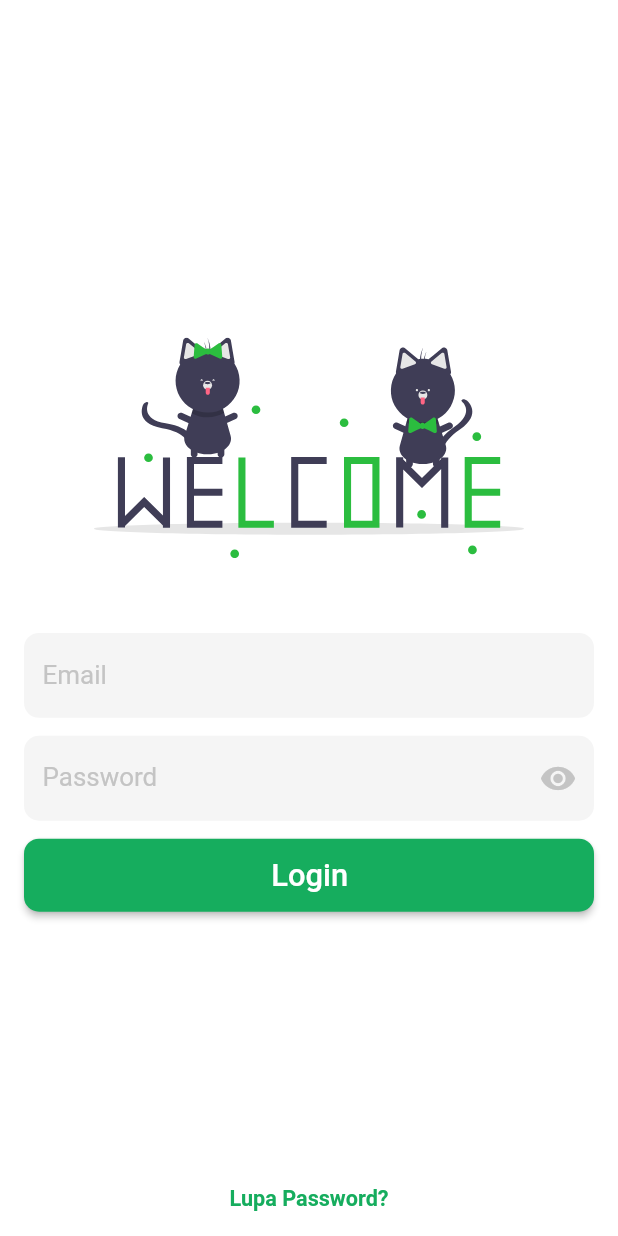
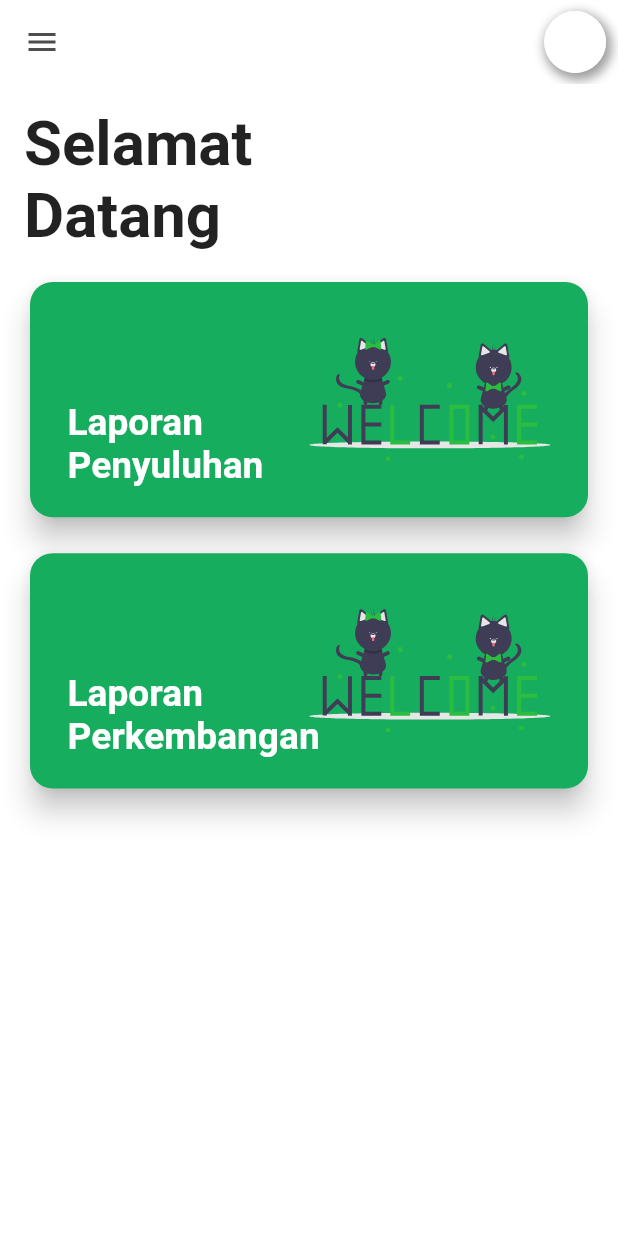
Before and after one commit to Muvazana/buruan_sae_mobile_apps, a Flutter app: the screen it shows after launch, on a phone screen of 412 x 824 dp. Run offline on Flutter 3.47's test engine with Material 2 defaults, Android fonts, the light colour scheme and no system bars; drawn by our look-alikes of flutter_platform_widgets, flutter_zoom_drawer; our stand-ins replace flutter_svg, shared_preferences.

Commit message:
Add Dashboard UI and Update Login UI

```diff
--- a/lib/main.dart
+++ b/lib/main.dart
@@ -1,3 +1,4 @@
+import 'package:buruan_sae_mobile_apps/screens/dashboard/dashboard.dart';
 import 'package:buruan_sae_mobile_apps/screens/login/login_screen.dart';
 import 'package:buruan_sae_mobile_apps/utils/const_color.dart';
 import 'package:buruan_sae_mobile_apps/utils/route_generator.dart';
@@ -17,6 +18,7 @@ class MyApp extends StatelessWidget {
       DeviceOrientation.portraitUp,
     ]);
     return MaterialApp(
+      debugShowCheckedModeBanner: false,
       title: 'Flutter Demo',
       theme: ThemeData(
         // primarySwatch: MaterialColor(kPrimaryColor.value, {
@@ -25,7 +27,7 @@ class MyApp extends StatelessWidget {
         primaryColor: kPrimaryColor,
         scaffoldBackgroundColor: Colors.white,
       ),
-      initialRoute: LoginScreen.routeName,
+      initialRoute: Dashboard.routeName,
       onGenerateRoute: RouteGenerator.generateRoute,
     );
   }
--- /dev/null
+++ b/lib/screens/dashboard/components/dashboard_home.dart
@@ -0,0 +1,193 @@
+import 'dart:io';
+
+import 'package:buruan_sae_mobile_apps/screens/dashboard/dashboard.dart';
+import 'package:buruan_sae_mobile_apps/screens/dashboard/screens/home_screen.dart';
+import 'package:buruan_sae_mobile_apps/utils/const_color.dart';
+import 'package:buruan_sae_mobile_apps/utils/constants.dart';
+import 'package:flutter/cupertino.dart';
+import 'package:flutter/material.dart';
+import 'package:provider/provider.dart';
+import 'package:flutter_platform_widgets/flutter_platform_widgets.dart';
+import 'package:flutter_svg/flutter_svg.dart';
+import 'package:flutter_zoom_drawer/flutter_zoom_drawer.dart';
+
+class DashboardHome extends StatefulWidget {
+  final Duration duration;
+  const DashboardHome(this.duration, {Key? key}) : super(key: key);
+  @override
+  _DashboardHomeState createState() => _DashboardHomeState();
+}
+
+class _DashboardHomeState extends State<DashboardHome>
+    with SingleTickerProviderStateMixin {
+  late AnimationController _animationController;
+
+  @override
+  void initState() {
+    super.initState();
+    _animationController =
+        AnimationController(vsync: this, duration: this.widget.duration);
+  }
+
+  @override
+  void dispose() {
+    super.dispose();
+    _animationController.dispose();
+  }
+
+  @override
+  Widget build(BuildContext context) {
+    final _size = MediaQuery.of(context).size;
+    final _currentPage =
+        context.select<MenuProvider, int>((provider) => provider.currentPage);
+    Widget container = Container(
+      alignment: Alignment.center,
+      color: Colors.white,
+      child: Text("${Dashboard.mainMenu[_currentPage].title}"),
+    );
+    switch (Dashboard.mainMenu[_currentPage].index) {
+      case 0:
+        container = HomeScreen.homeScreen(context);
+        break;
+    }
+    return ValueListenableBuilder<DrawerState>(
+      valueListenable: ZoomDrawer.of(context)!.stateNotifier!,
+      builder: (context, state, child) {
+        if (state == DrawerState.closed) _animationController.reverse();
+        return AbsorbPointer(
+          absorbing: state != DrawerState.closed,
+          child: child,
+        );
+      },
+      child: GestureDetector(
+        onPanUpdate: (details) {
+          if (details.delta.dx < 6) {
+            ZoomDrawer.of(context)!.toggle();
+          }
+        },
+        child: PlatformScaffold(
+          backgroundColor: Colors.white,
+          appBar: PlatformAppBar(
+            automaticallyImplyLeading: false,
+            material: (_, __) => MaterialAppBarData(
+                backgroundColor: Colors.white, elevation: 0, centerTitle: true),
+            // title: PlatformText(
+            //   Dashboard.mainMenu[_currentPage].title,
+            //   style: TextStyle(color: txtSecondColor),
+            // ),
+            leading: PlatformIconButton(
+              materialIcon: AnimatedIcon(
+                icon: AnimatedIcons.menu_close,
+                progress: _animationController,
+                color: txtSecondColor,
+              ),
+              onPressed: () {
+                ZoomDrawer.of(context)!.toggle();
+                print(ZoomDrawer.of(context)!.stateNotifier!.value);
+                ZoomDrawer.of(context)!.stateNotifier!.value ==
+                        DrawerState.opening
+                    ? _animationController.forward()
+                    : _animationController.reverse();
+              },
+            ),
+            trailingActions: [
+              Center(
+                child: Container(
+                  height: _size.height * 0.05,
+                  width: _size.height * 0.05,
+                  margin: EdgeInsets.only(right: 8),
+                  decoration: BoxDecoration(
+                    color: Colors.white,
+                    borderRadius: BorderRadius.all(Radius.circular(50)),
+                    boxShadow: [
+                      BoxShadow(
+                        color: Colors.grey.withOpacity(1),
+                        spreadRadius: 2,
+                        blurRadius: 5,
+                        offset: Offset(2, 3),
+                      ),
+                    ],
+                  ),
+                  child: CircleAvatar(
+                    // backgroundImage: this.widget.userImage,
+                    backgroundColor: Colors.white,
+                    child:
+                        // this.widget.userImage == null
+                        //     ? Icon(
+                        //         Icons.person,
+                        //         color: kPrimaryColor,
+                        //       )
+                        //     :
+                        Container(),
+                  ),
+                ),
+              )
+            ],
+          ),
+          body: Platform.isAndroid
+              ? container
+              : SafeArea(
+                  child: container,
+                ),
+        ),
+      ),
+    );
+    // return Scaffold(
+    //   appBar: AppBar(
+    //     backgroundColor: Colors.white,
+    //     elevation: 0,
+    //     leading: Center(
+    //       child: InkWell(
+    //         child: AnimatedIcon(
+    //           icon: AnimatedIcons.menu_close,
+    //           progress: _animationController,
+    //           color: txtSecondColor,
+    //         ),
+    //         onTap: () {
+    //           this.widget.drawerController.toggle!();
+    //           this.widget.drawerController.stateNotifier!.value ==
+    //                   DrawerState.opening
+    //               ? _animationController.forward()
+    //               : _animationController.reverse();
+    //         },
+    //       ),
+    //     ),
+    //     actions: [
+    //       Center(
+    //         child: Container(
+    //           height: _size.height * 0.05,
+    //           width: _size.height * 0.05,
+    //           margin: EdgeInsets.only(right: 8),
+    //           decoration: BoxDecoration(
+    //             color: Colors.white,
+    //             borderRadius: BorderRadius.all(Radius.circular(50)),
+    //             boxShadow: [
+    //               BoxShadow(
+    //                 color: Colors.grey.withOpacity(1),
+    //                 spreadRadius: 2,
+    //                 blurRadius: 5,
+    //                 offset: Offset(2, 3),
+    //               ),
+    //             ],
+    //           ),
+    //           child: CircleAvatar(
+    //             // backgroundImage: this.widget.userImage,
+    //             backgroundColor: Colors.white,
+    //             child:
+    //                 // this.widget.userImage == null
+    //                 //     ? Icon(
+    //                 //         Icons.person,
+    //                 //         color: kPrimaryColor,
+    //                 //       )
+    //                 //     :
+    //                 Container(),
+    //           ),
+    //         ),
+    //       )
+    //     ],
+    //     title: Text('Dashboard'),
+    //   ),
+    //   body:
+    // );
+  }
+}
--- /dev/null
+++ b/lib/screens/dashboard/dashboard.dart
@@ -0,0 +1,68 @@
+import 'package:buruan_sae_mobile_apps/screens/dashboard/components/dashboard_home.dart';
+import 'package:buruan_sae_mobile_apps/screens/dashboard/components/dashboard_menu.dart';
+import 'package:flutter/material.dart';
+import 'package:flutter_zoom_drawer/flutter_zoom_drawer.dart';
+import 'package:provider/provider.dart';
+
+class Dashboard extends StatefulWidget {
+  static const routeName = '/Dashboard';
+  static List<MenuItem> mainMenu = [
+    MenuItem(0, "Dashboard", Icons.home_sharp),
+    MenuItem(1, "Profile", Icons.person),
+    MenuItem(2, "About", Icons.settings),
+  ];
+  const Dashboard({Key? key}) : super(key: key);
+
+  @override
+  _DashboardState createState() => _DashboardState();
+}
+
+class _DashboardState extends State<Dashboard> {
+  final _drawerController = new ZoomDrawerController();
+  final _duration = const Duration(milliseconds: 350);
+
+  int _currentPage = 0;
+
+  @override
+  Widget build(BuildContext context) {
+    final _size = MediaQuery.of(context).size;
+    return Scaffold(
+      body: ZoomDrawer(
+        controller: _drawerController,
+        style: DrawerStyle.Style1,
+        menuScreen: DashboardMenu(
+          Dashboard.mainMenu,
+          callback: _updatePage,
+          current: _currentPage,
+        ),
+        mainScreen: DashboardHome(_duration),
+        borderRadius: 15.0,
+        showShadow: false,
+        angle: 0.0,
+        backgroundColor: Colors.grey[300]!,
+        slideWidth: _size.width * 0.50,
+        duration: _duration,
+        openCurve: Curves.easeInOut,
+        closeCurve: Curves.easeInOut,
+      ),
+    );
+  }
+
+  void _updatePage(index) {
+    Provider.of<MenuProvider>(context, listen: false).updateCurrentPage(index);
+    _drawerController.toggle!();
+  }
+}
+
+class MenuProvider extends ChangeNotifier {
+  int _currentPage = 0;
+
+  int get currentPage => _currentPage;
+
+  void updateCurrentPage(int index) {
+    if (index != currentPage) {
+      _currentPage = index;
+      notifyListeners();
+    }
+  }
+}
--- /dev/null
+++ b/lib/screens/dashboard/screens/home_screen.dart
@@ -0,0 +1,79 @@
+import 'package:buruan_sae_mobile_apps/utils/const_color.dart';
+import 'package:buruan_sae_mobile_apps/utils/constants.dart';
+import 'package:flutter/cupertino.dart';
+import 'package:flutter/material.dart';
+import 'package:flutter_svg/flutter_svg.dart';
+
+class HomeScreen {
+  static Widget homeScreen(BuildContext context) {
+    final _size = MediaQuery.of(context).size;
+    return ListView(
+      padding: EdgeInsets.all(kPrimaryPadding),
+      shrinkWrap: true,
+      children: <Widget>[
+        Text(
+          "Selamat \nDatang",
+          style: TextStyle(
+            fontSize: _size.width * 0.1,
+            fontWeight: FontWeight.bold,
+          ),
+        ),
+        SizedBox(height: 16),
+        _cardDashboard(context, "Laporan \nPenyuluhan",
+            "assets/icons/undraw_welcome_cats.svg",
+            onClick: () => {}
+            // Navigator.pushNamed(context, PenyuluhanMenu.routeName),
+            ),
+        SizedBox(height: 16),
+        _cardDashboard(context, "Laporan \nPerkembangan",
+            "assets/icons/undraw_welcome_cats.svg",
+            onClick: () => {}
+            // Navigator.pushNamed(context, PerkembanganMenu.routeName),
+            ),
+      ],
+    );
+  }
+
+  static Widget _cardDashboard(BuildContext context, String title, String iconLocation,
+      {required Function onClick}) {
+    final _size = MediaQuery.of(context).size;
+    return Container(
+      width: double.infinity,
+      height: _size.height * 0.2,
+      child: Card(
+        shape: RoundedRectangleBorder(
+          borderRadius: BorderRadius.circular(15.0),
+        ),
+        color: kPrimaryColor,
+        elevation: 8,
+        child: InkWell(
+          onTap: () => onClick(),
+          child: Stack(
+            alignment: Alignment.center,
+            children: <Widget>[
+              Positioned(
+                left: 25,
+                bottom: 20,
+                child: Text(
+                  title,
+                  style: TextStyle(
+                    color: txtPrimaryColor,
+                    fontSize: _size.width * 0.06,
+                    fontWeight: FontWeight.w600,
+                  ),
+                ),
+              ),
+              Positioned(
+                right: 25,
+                child: SvgPicture.asset(
+                  iconLocation,
+                  height: _size.height * 0.1,
+                ),
+              ),
+            ],
+          ),
+        ),
+      ),
+    );
+  }
+}
--- a/lib/screens/gen_components/widgets/custom_rounded_button.dart
+++ b/lib/screens/gen_components/widgets/custom_rounded_button.dart
@@ -1,6 +1,5 @@
 
 import 'package:buruan_sae_mobile_apps/utils/const_color.dart';
-import 'package:buruan_sae_mobile_apps/utils/size_config.dart';
 import 'package:flutter/material.dart';
 
 class CustomRoundedButton extends StatelessWidget {
@@ -26,7 +25,7 @@ class CustomRoundedButton extends StatelessWidget {
 
   @override
   Widget build(BuildContext context) {
-    SizeConfig().init(context);
+    final _size = MediaQuery.of(context).size;
     return Container(
       width: this.width,
       child: ElevatedButton(
@@ -37,7 +36,7 @@ class CustomRoundedButton extends StatelessWidget {
             borderRadius: BorderRadius.circular(this.borderRadius),
           ),
           padding: EdgeInsets.symmetric(
-            vertical: SizeConfig.getHeightSize(1.5),
+            vertical: _size.height * 0.015,
           ),
         ),
         onPressed: onPressed as void Function()?,
@@ -57,14 +56,14 @@ class CustomRoundedButton extends StatelessWidget {
                 this.text,
                 style: TextStyle(
                   color: this.color,
-                  fontSize: SizeConfig.getWidthSize(this.fontSize),
+                  fontSize: _size.width * (this.fontSize / 100),
                 ),
               ),
             ),
             Center(
               child: Icon(
                 this.suffixIcon,
-                size: SizeConfig.getWidthSize(this.fontSize) - 4,
+                size: (_size.width * (this.fontSize / 100)) - 4,
                 color: this.color,
               ),
             )
--- a/lib/screens/login/componens/rounded_input_field_v1.dart
+++ b/lib/screens/login/componens/rounded_input_field_v1.dart
@@ -1,5 +1,4 @@
 import 'package:buruan_sae_mobile_apps/utils/const_color.dart';
-import 'package:buruan_sae_mobile_apps/utils/size_config.dart';
 import 'package:flutter/material.dart';
 
 class RoundedInputFieldLogin extends StatefulWidget {
@@ -46,7 +45,7 @@ class _RoundedInputFieldLoginState extends State<RoundedInputFieldLogin> {
 
   @override
   Widget build(BuildContext context) {
-    SizeConfig().init(context);
+    final _size = MediaQuery.of(context).size;
     return Theme(
       data: Theme.of(context).copyWith(
         hintColor: Colors.transparent,
@@ -65,7 +64,7 @@ class _RoundedInputFieldLoginState extends State<RoundedInputFieldLogin> {
               ? GestureDetector(
                   child: Icon(
                     Icons.visibility,
-                    size: SizeConfig.getWidthSize(widget.size + 3.5),
+                    size: _size.width * ((widget.size + 3.5) / 100),
                     color: _hidePassword ? Color(0xFFC4C4C4) : kPrimaryColor,
                   ),
                   onTap: () {
@@ -78,14 +77,14 @@ class _RoundedInputFieldLoginState extends State<RoundedInputFieldLogin> {
           focusedBorder: border,
           border: border,
           contentPadding: EdgeInsets.symmetric(
-            vertical: SizeConfig.getWidthSize(widget.size),
-            horizontal: SizeConfig.getWidthSize(widget.size + 0.5),
+            vertical: _size.width * (widget.size / 100),
+            horizontal: _size.width * ((widget.size + 0.5) / 100),
           ),
           filled: true,
           fillColor: widget.enable ? widget.filledColor : Color(0x48C4C4C4),
           labelText: widget.labelText,
           labelStyle: TextStyle(
-            fontSize: SizeConfig.getWidthSize(widget.size + 1.7),
+            fontSize: _size.width * ((widget.size + 1.7) / 100),
             color: widget.labelColor,
           ),
         ),
--- a/lib/screens/login/login_screen.dart
+++ b/lib/screens/login/login_screen.dart
@@ -2,7 +2,6 @@ import 'package:buruan_sae_mobile_apps/screens/gen_components/pg_loading.dart';
 import 'package:buruan_sae_mobile_apps/screens/gen_components/widgets/custom_rounded_button.dart';
 import 'package:buruan_sae_mobile_apps/screens/login/componens/rounded_input_field_v1.dart';
 import 'package:buruan_sae_mobile_apps/utils/const_color.dart';
-import 'package:buruan_sae_mobile_apps/utils/size_config.dart';
 import 'package:flutter/material.dart';
 import 'package:flutter_svg/flutter_svg.dart';
 
@@ -42,7 +41,7 @@ class _LoginScreenState extends State<LoginScreen> {
 
   @override
   Widget build(BuildContext context) {
-    SizeConfig().init(context);
+    final _size = MediaQuery.of(context).size;
     return Scaffold(
       body: Center(
         child: Padding(
@@ -54,7 +53,7 @@ class _LoginScreenState extends State<LoginScreen> {
                 Visibility(
                   visible: _isKeyboardVisible(),
                   child: Container(
-                    height: SizeConfig.getHeightSize(20),
+                    height: _size.height * 0.2,
                     child: SvgPicture.asset(
                       "assets/icons/undraw_welcome_cats.svg",
                     ),
@@ -65,7 +64,7 @@ class _LoginScreenState extends State<LoginScreen> {
                   _errMessage!,
                   style: TextStyle(
                     color: errMessage,
-                    fontSize: SizeConfig.getWidthSize(3.5),
+                    fontSize: _size.width * 0.035,
                   ),
                 ),
                 SizedBox(height: 12),
@@ -143,7 +142,7 @@ class _LoginScreenState extends State<LoginScreen> {
                 "Lupa Password?",
                 style: TextStyle(
                   color: kPrimaryColor,
-                  fontSize: SizeConfig.getWidthSize(3.5),
+                  fontSize: _size.width * 0.035,
                   fontWeight: FontWeight.bold,
                 ),
               ),
--- a/lib/utils/constants.dart
+++ b/lib/utils/constants.dart
@@ -14,3 +14,5 @@ class Constants{
   static const BASE_URL = "http://192.168.1.2:8000";
   static const TOKEN = "V0xXeDc3N3pXV3BDaW0zSnhRaHV5eWFTNmowcnRBdm42OG1UUTlQRQ==";
 }
+
+const kPrimaryPadding = 16.0;
--- a/lib/utils/route_generator.dart
+++ b/lib/utils/route_generator.dart
@@ -1,6 +1,8 @@
+import 'package:buruan_sae_mobile_apps/screens/dashboard/dashboard.dart';
 import 'package:buruan_sae_mobile_apps/screens/gen_components/pg_loading.dart';
 import 'package:buruan_sae_mobile_apps/screens/login/login_screen.dart';
 import 'package:flutter/material.dart';
+import 'package:provider/provider.dart';
 
 class RouteGenerator {
   static String routePosition = '';
@@ -15,11 +17,14 @@ class RouteGenerator {
           // CustomProgressDialog.context = context;
           return LoginScreen();
         });
-      // case Dashboard.routeName:
-      //   return MaterialPageRoute(builder: (context) {
-      //     CustomProgressDialog.context = context;
-      //     return Dashboard();
-      //   });
+      case Dashboard.routeName:
+        return MaterialPageRoute(builder: (context) {
+          // CustomProgressDialog.context = context;
+          return ChangeNotifierProvider(
+            create: (_) => MenuProvider(),
+            child: Dashboard(),
+          );
+        });
       // case PenyuluhanMenu.routeName:
       //   return MaterialPageRoute(
       //       builder: (context) => PenyuluhanMenu(
--- a/lib/utils/size_config.dart
+++ /dev/null
@@ -1,25 +0,0 @@
-import 'package:flutter/widgets.dart';
-
-class SizeConfig{
-  static late MediaQueryData _mediaQueryData;
-  static double? screenWidth;
-  static double? screenHeight;
-  static late double blockHorizontal;
-  static late double blockVertikal;
-  static Size? size;
-  void init(BuildContext context){
-    _mediaQueryData = MediaQuery.of(context);
-    size = _mediaQueryData.size;
-    screenWidth = size!.width;
-    screenHeight = size!.height;
-    blockHorizontal = screenWidth! / 100;
-    blockVertikal = screenHeight! / 100;
-  }
-
-  static double getWidthSize(double size){
-    return blockHorizontal * size;
-  }
-  static double getHeightSize(double size){
-    return blockVertikal * size;
-  }
-}
```
Also changed, not shown: lib/screens/dashboard/components/dashboard_menu.dart (added, +215 -0 lines), pubspec.yaml (+5 -2 lines), lib/screens/dashboard/components/dashboard_page_structure.dart (added), lib/screens/dashboard/screens/about_screen.dart (added), lib/screens/dashboard/screens/profile_screen.dart (added), pubspec.lock.
